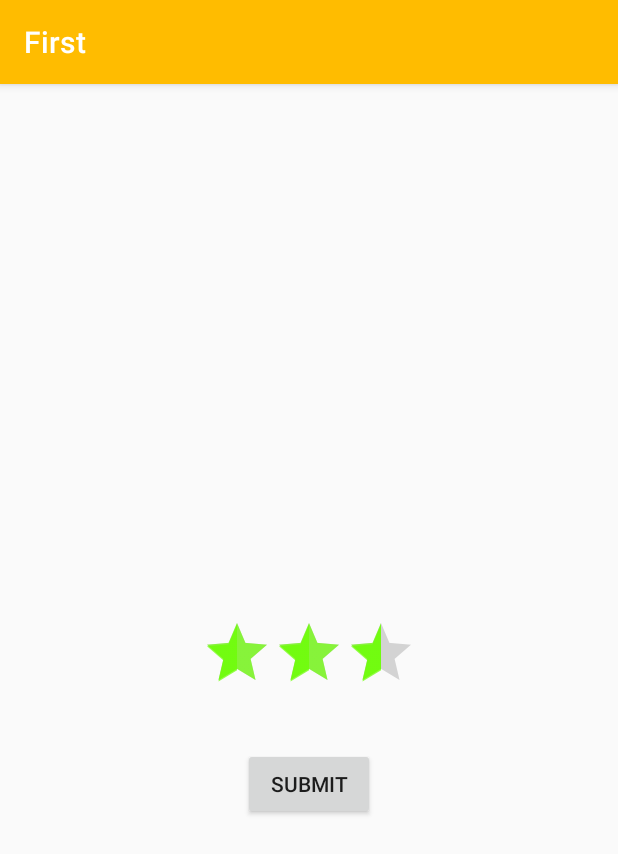
After one commit to alisahraei/android-practice, an Android app: the RatingBarActivity screen opened directly, with no data from a screen before it, on a phone screen of 412 x 824 dp. The commit adds this screen. Shown: the top 854 px of the screen. Run offline under Robolectric (Android 15) with nearby library versions, the phone set to English and light mode, and no system bars.

Commit message:
Rating bar test-024

```diff
--- a/First/app/src/main/AndroidManifest.xml
+++ b/First/app/src/main/AndroidManifest.xml
@@ -11,7 +11,8 @@
         android:supportsRtl="true"
         android:theme="@style/AppTheme"
         tools:ignore="AllowBackup,GoogleAppIndexingWarning">
-        <activity android:name=".RadioButtonActivity"></activity>
+        <activity android:name=".RatingBarActivity"></activity>
+        <activity android:name=".RadioButtonActivity" />
         <activity android:name=".ToastActivity" />
         <activity android:name=".CustomListActivity" />
         <activity android:name=".simplelistAcrivity" />
--- a/First/app/src/main/java/com/ermile/first/MainActivity.java
+++ b/First/app/src/main/java/com/ermile/first/MainActivity.java
@@ -246,6 +246,13 @@ public class MainActivity extends AppCompatActivity implements View.OnClickListe
                 return false;
             }
         });
+        menu.add("RatingBar").setOnMenuItemClickListener(new MenuItem.OnMenuItemClickListener() {
+            @Override
+            public boolean onMenuItemClick(MenuItem item) {
+                startActivity(new Intent(MainActivity.this, RatingBarActivity.class));
+                return false;
+            }
+        });
 
 
 
--- /dev/null
+++ b/First/app/src/main/java/com/ermile/first/RatingBarActivity.java
@@ -0,0 +1,40 @@
+package com.ermile.first;
+
+import androidx.appcompat.app.AppCompatActivity;
+
+import android.os.Bundle;
+import android.view.View;
+import android.widget.Button;
+import android.widget.RatingBar;
+import android.widget.Toast;
+
+public class RatingBarActivity extends AppCompatActivity {
+    RatingBar ratingBar;
+    Button btn_submit;
+
+    @Override
+    protected void onCreate(Bundle savedInstanceState) {
+        super.onCreate(savedInstanceState);
+        setContentView(R.layout.activity_rating_bar);
+        ratingBar = findViewById(R.id.ratingBar);
+        btn_submit = findViewById(R.id.button);
+
+        ratingBar.setNumStars(3);
+        ratingBar.setRating(2.5f);
+        btn_submit.setOnClickListener(new View.OnClickListener() {
+            @Override
+            public void onClick(View v) {
+//                Toast.makeText(RatingBarActivity.this, "rating" + ratingBar.getRating(), Toast.LENGTH_SHORT).show();
+                ratingBar.setRating(2.0f);
+            }
+        });
+        ratingBar.setOnRatingBarChangeListener(new RatingBar.OnRatingBarChangeListener() {
+            @Override
+            public void onRatingChanged(RatingBar ratingBar, float rating, boolean fromUser) {
+                if (fromUser){
+                    Toast.makeText(RatingBarActivity.this, "rating" + ratingBar.getRating(), Toast.LENGTH_SHORT).show();
+                }
+            }
+        });
+    }
+}
--- /dev/null
+++ b/First/app/src/main/res/layout/activity_rating_bar.xml
@@ -0,0 +1,24 @@
+<?xml version="1.0" encoding="utf-8"?>
+<RelativeLayout xmlns:android="http://schemas.android.com/apk/res/android"
+    xmlns:app="http://schemas.android.com/apk/res-auto"
+    xmlns:tools="http://schemas.android.com/tools"
+    android:layout_width="match_parent"
+    android:layout_height="match_parent"
+    tools:context=".RatingBarActivity">
+
+    <RatingBar
+        android:id="@+id/ratingBar"
+        android:layout_width="wrap_content"
+        android:layout_height="wrap_content"
+        android:numStars="6"
+        android:rating="3.5"
+        android:layout_centerInParent="true"/>
+    <Button
+        android:layout_width="wrap_content"
+        android:layout_height="wrap_content"
+        android:text="submit"
+        android:layout_centerHorizontal="true"
+        android:layout_below="@+id/ratingBar"
+        android:layout_marginTop="30dp"
+        android:id="@+id/button"/>
+</RelativeLayout>
```
